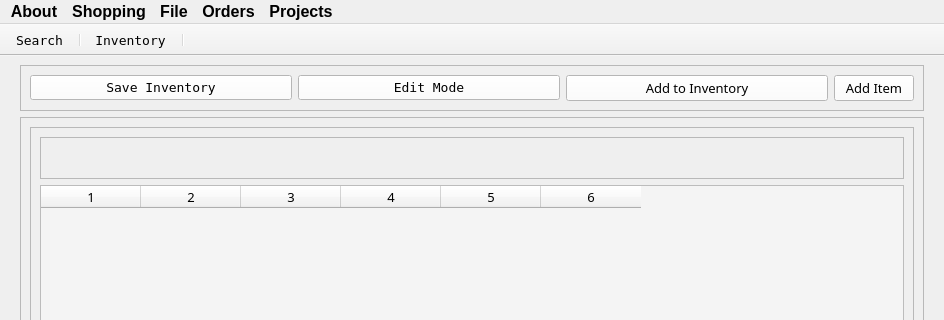
Old version of the form Program_Files/UI_Files/gui_app.ui in the repository Thomas1B/Electronics-Inventory-Program; both pictures show x 0 to 944 and y 0 to 320 of the 944 by 740 pixel window.
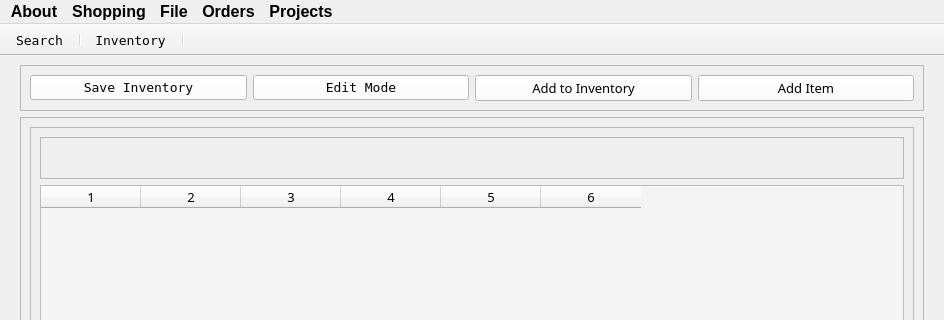
New version of the form. Icons and pictures are not drawn.

Patch:
```diff
--- a/Program_Files/UI_Files/gui_app.ui
+++ b/Program_Files/UI_Files/gui_app.ui
@@ -94,7 +94,7 @@
        <item row="0" column="3">
         <widget class="QPushButton" name="btn_add_item_manually">
          <property name="sizePolicy">
-          <sizepolicy hsizetype="Fixed" vsizetype="Fixed">
+          <sizepolicy hsizetype="Minimum" vsizetype="Fixed">
            <horstretch>0</horstretch>
            <verstretch>0</verstretch>
           </sizepolicy>
```
